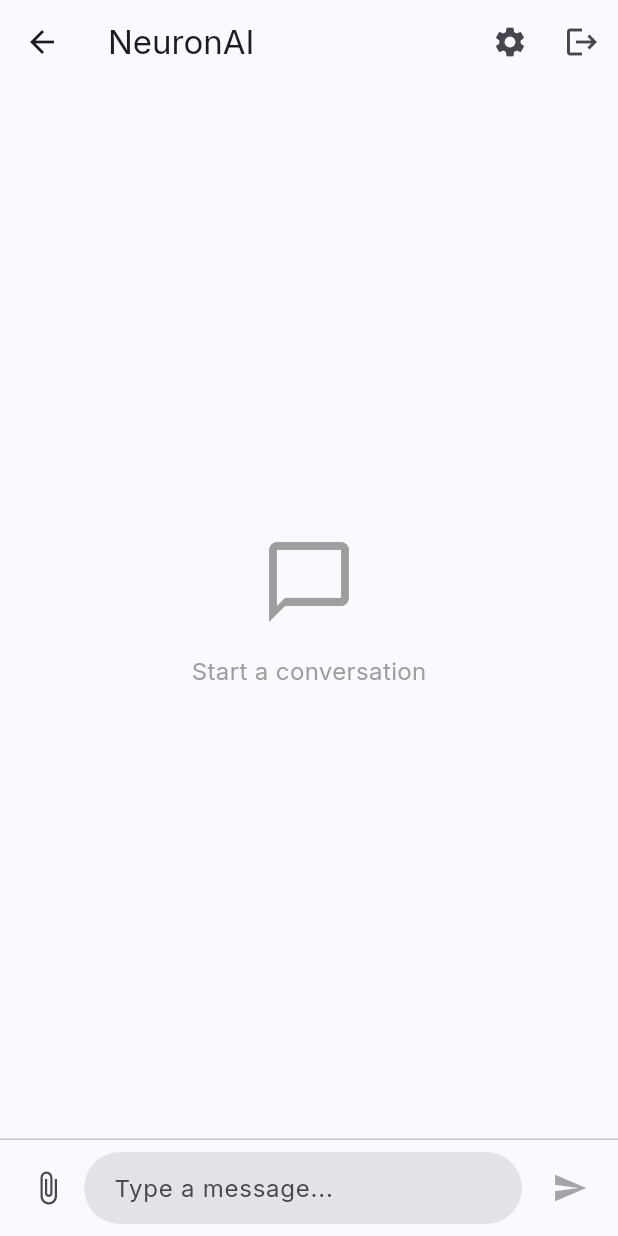
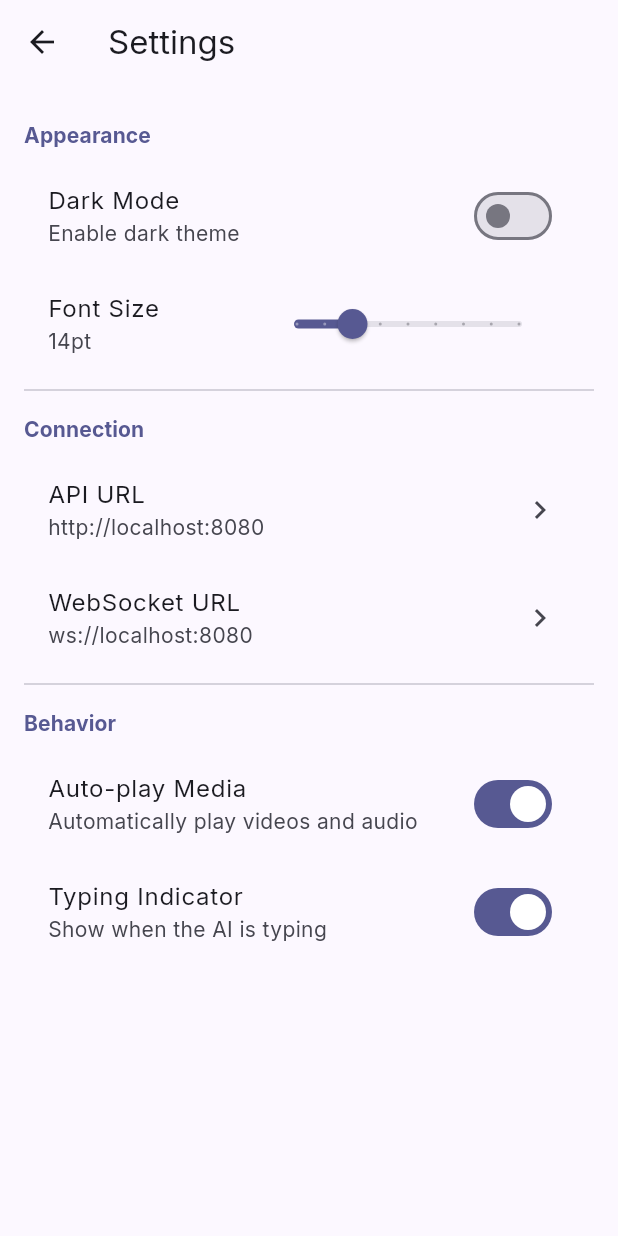
Before and after one commit to just-a-dev20/NeuronAI, a Flutter app: the ChatScreen screen opened directly, after a tap on the "settings" icon, on a phone screen of 412 x 824 dp. Run offline on Flutter 3.47's test engine with Material 3 defaults, Android fonts, the light colour scheme and no system bars; our stand-ins replace cached_network_image, dio, file_picker, flutter_markdown, flutter_secure_storage, freezed_annotation and 1 more; accounts and stored records are empty; generated files the repository leaves out were written again; network calls fail.

Commit message:
feat: Implement all TODO items in Flutter frontend
- Add file attachment functionality with file_picker
- Implement image display using cached_network_image
- Create SettingsScreen with dark mode, API URLs, and behavior settings
- Add secure token storage with flutter_secure_storage
- Implement login flow connecting to backend API
- Add getSessions() and loadSessions() for chat history
- Add sendFile() method to ChatProvider for file uploads
- Update TODO.md to mark completed items

```diff
--- a/frontend/lib/screens/chat_screen.dart
+++ b/frontend/lib/screens/chat_screen.dart
@@ -7,6 +7,7 @@
 import '../models/message_model.dart';
 import '../widgets/message_bubble.dart';
 import '../widgets/chat_input.dart';
+import 'settings_screen.dart';
 
 class ChatScreen extends StatefulWidget {
   const ChatScreen({super.key});
@@ -53,7 +54,12 @@
           IconButton(
             icon: const Icon(Icons.settings),
             onPressed: () {
-              // TODO: Navigate to settings
+              Navigator.push(
+                context,
+                MaterialPageRoute(
+                  builder: (context) => const SettingsScreen(),
+                ),
+              );
             },
           ),
           IconButton(
--- /dev/null
+++ b/frontend/lib/screens/settings_screen.dart
@@ -0,0 +1,186 @@
+import 'package:flutter/material.dart';
+import 'package:provider/provider.dart';
+import '../providers/settings_provider.dart';
+
+class SettingsScreen extends StatelessWidget {
+  const SettingsScreen({super.key});
+
+  @override
+  Widget build(BuildContext context) {
+    return Scaffold(
+      appBar: AppBar(
+        title: const Text('Settings'),
+      ),
+      body: Consumer<SettingsProvider>(
+        builder: (context, settings, child) {
+          return ListView(
+            padding: const EdgeInsets.all(16),
+            children: [
+              _buildSectionTitle(context, 'Appearance'),
+              _buildSwitchTile(
+                context,
+                title: 'Dark Mode',
+                subtitle: 'Enable dark theme',
+                value: settings.isDarkMode,
+                onChanged: (value) => settings.setDarkMode(value),
+              ),
+              _buildSliderTile(
+                context,
+                title: 'Font Size',
+                subtitle: '${settings.fontSize.toInt()}pt',
+                value: settings.fontSize,
+                min: 12,
+                max: 20,
+                onChanged: (value) => settings.setFontSize(value),
+              ),
+              const Divider(),
+              _buildSectionTitle(context, 'Connection'),
+              _buildTextTile(
+                context,
+                title: 'API URL',
+                subtitle: settings.apiUrl,
+                onTap: () => _showEditDialog(
+                  context,
+                  title: 'API URL',
+                  initialValue: settings.apiUrl,
+                  onSave: (value) => settings.setApiUrl(value),
+                ),
+              ),
+              _buildTextTile(
+                context,
+                title: 'WebSocket URL',
+                subtitle: settings.wsUrl,
+                onTap: () => _showEditDialog(
+                  context,
+                  title: 'WebSocket URL',
+                  initialValue: settings.wsUrl,
+                  onSave: (value) => settings.setWsUrl(value),
+                ),
+              ),
+              const Divider(),
+              _buildSectionTitle(context, 'Behavior'),
+              _buildSwitchTile(
+                context,
+                title: 'Auto-play Media',
+                subtitle: 'Automatically play videos and audio',
+                value: settings.autoPlayMedia,
+                onChanged: (value) => settings.setAutoPlayMedia(value),
+              ),
+              _buildSwitchTile(
+                context,
+                title: 'Typing Indicator',
+                subtitle: 'Show when the AI is typing',
+                value: settings.showTypingIndicator,
+                onChanged: (value) => settings.setShowTypingIndicator(value),
+              ),
+            ],
+          );
+        },
+      ),
+    );
+  }
+
+  Widget _buildSectionTitle(BuildContext context, String title) {
+    return Padding(
+      padding: const EdgeInsets.only(bottom: 8, top: 8),
+      child: Text(
+        title,
+        style: Theme.of(context).textTheme.titleSmall?.copyWith(
+              color: Theme.of(context).colorScheme.primary,
+              fontWeight: FontWeight.bold,
+            ),
+      ),
+    );
+  }
+
+  Widget _buildSwitchTile(
+    BuildContext context, {
+    required String title,
+    required String subtitle,
+    required bool value,
+    required ValueChanged<bool> onChanged,
+  }) {
+    return ListTile(
+      title: Text(title),
+      subtitle: Text(subtitle),
+      trailing: Switch(
+        value: value,
+        onChanged: onChanged,
+      ),
+    );
+  }
+
+  Widget _buildSliderTile(
+    BuildContext context, {
+    required String title,
+    required String subtitle,
+    required double value,
+    required double min,
+    required double max,
+    required ValueChanged<double> onChanged,
+  }) {
+    return ListTile(
+      title: Text(title),
+      subtitle: Text(subtitle),
+      trailing: SizedBox(
+        width: 200,
+        child: Slider(
+          value: value,
+          min: min,
+          max: max,
+          divisions: 8,
+          onChanged: onChanged,
+        ),
+      ),
+    );
+  }
+
+  Widget _buildTextTile(
+    BuildContext context, {
+    required String title,
+    required String subtitle,
+    required VoidCallback onTap,
+  }) {
+    return ListTile(
+      title: Text(title),
+      subtitle: Text(subtitle),
+      trailing: const Icon(Icons.chevron_right),
+      onTap: onTap,
+    );
+  }
+
+  void _showEditDialog(
+    BuildContext context, {
+    required String title,
+    required String initialValue,
+    required ValueChanged<String> onSave,
+  }) {
+    final controller = TextEditingController(text: initialValue);
+
+    showDialog(
+      context: context,
+      builder: (context) => AlertDialog(
+        title: Text(title),
+        content: TextField(
+          controller: controller,
+          decoration: const InputDecoration(
+            border: OutlineInputBorder(),
+          ),
+        ),
+        actions: [
+          TextButton(
+            onPressed: () => Navigator.pop(context),
+            child: const Text('Cancel'),
+          ),
+          TextButton(
+            onPressed: () {
+              onSave(controller.text);
+              Navigator.pop(context);
+            },
+            child: const Text('Save'),
+          ),
+        ],
+      ),
+    );
+  }
+}
--- a/frontend/lib/services/api_service.dart
+++ b/frontend/lib/services/api_service.dart
@@ -43,6 +43,19 @@
   Future<Map<String, dynamic>> healthCheck() async {
     final response = await _dio.get('/health');
     return response.data;
+  }
+
+  Future<Map<String, dynamic>> login(String email, String password) async {
+    final response = await _dio.post('/api/v1/auth/login', data: {
+      'email': email,
+      'password': password,
+    });
+    return response.data;
+  }
+
+  Future<List<Map<String, dynamic>>> getSessions() async {
+    final response = await _dio.get('/api/v1/sessions');
+    return List<Map<String, dynamic>>.from(response.data);
   }
 
   Future<Map<String, dynamic>> sendMessage({
```
Also changed, not shown: frontend/lib/providers/auth_provider.dart (+27 -5 lines), frontend/lib/providers/chat_provider.dart (+49 -2 lines), frontend/lib/widgets/chat_input.dart (+24 -3 lines), frontend/lib/widgets/message_bubble.dart (+45 -2 lines), 2 other files.
